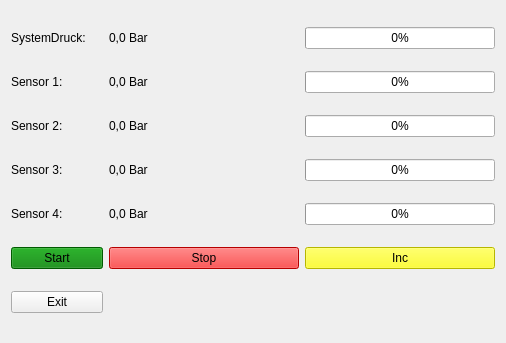
Old version of the form viewsensors.ui in the repository florianrassl/RBE_pressure_control.
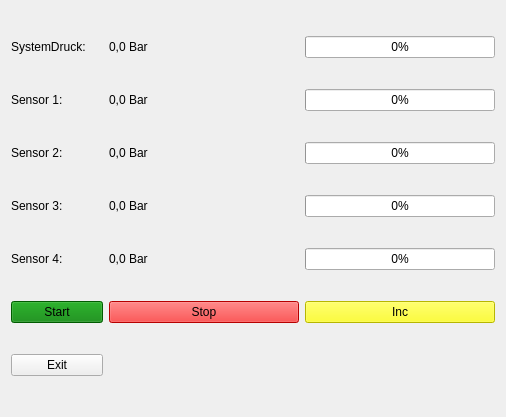
New version of the form.

Diff of the .ui file:
```diff
--- a/viewsensors.ui
+++ b/viewsensors.ui
@@ -7,7 +7,7 @@
     <x>0</x>
     <y>0</y>
     <width>506</width>
-    <height>343</height>
+    <height>417</height>
    </rect>
   </property>
   <property name="maximumSize">
```
